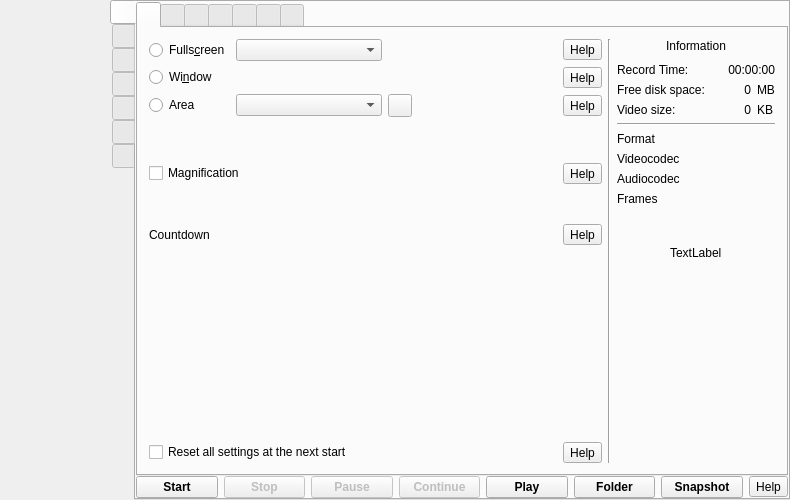
vkohaupt/vokoscreenNG, file src/formMainWindow.ui: the form before one commit.
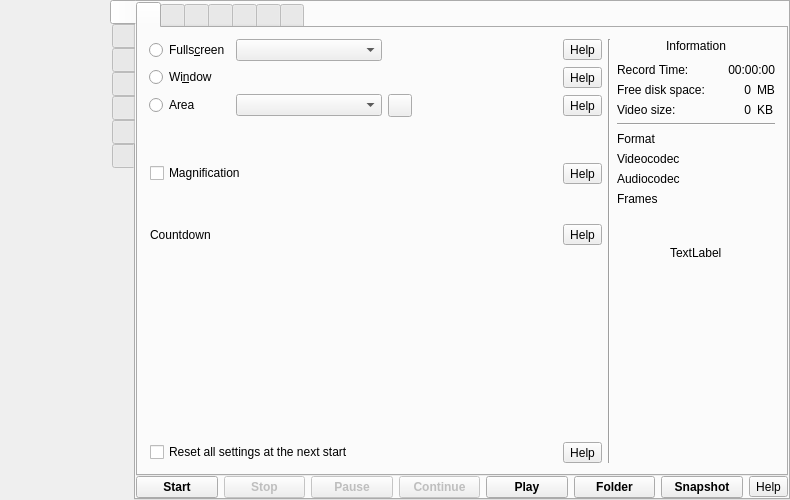
The form after the commit. Icons and pictures are not drawn.

What changed in the file:
```diff
--- a/src/formMainWindow.ui
+++ b/src/formMainWindow.ui
@@ -516,6 +516,9 @@
               </item>
               <item>
                <layout class="QGridLayout" name="gridLayout_9" rowstretch="0,0,0,0,0" columnstretch="0,0,0,0">
+                <property name="leftMargin">
+                 <number>1</number>
+                </property>
                 <property name="verticalSpacing">
                  <number>0</number>
                 </property>
```
